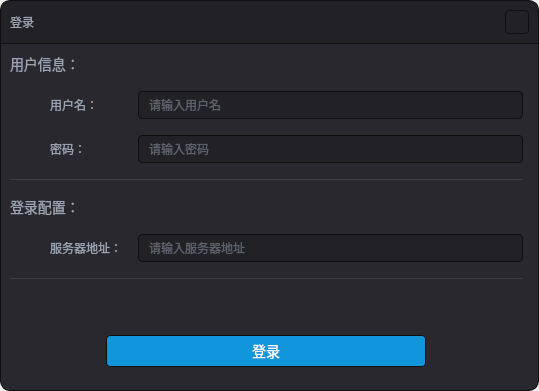
Old version of the form dialogs/logindialog.ui in the repository Type3limit/ScreenRecorder.
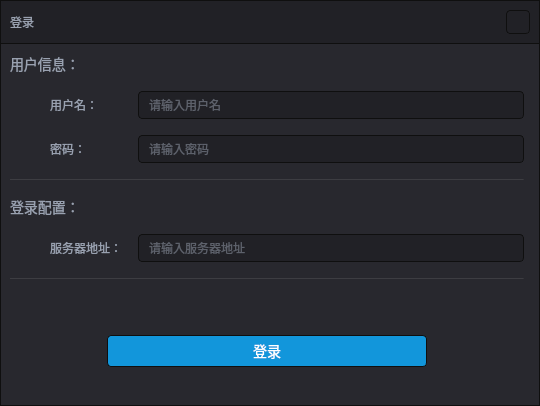
New version of the form. Icons and pictures are not drawn. Custom widgets are drawn as their Qt base class.

Patch:
```diff
--- a/dialogs/logindialog.ui
+++ b/dialogs/logindialog.ui
@@ -6,8 +6,8 @@
    <rect>
     <x>0</x>
     <y>0</y>
-    <width>539</width>
-    <height>391</height>
+    <width>540</width>
+    <height>406</height>
    </rect>
   </property>
   <property name="windowTitle">
@@ -21,8 +21,8 @@
 border-left : 1px solid #0F0F0F;
 border-right : 1px solid #0F0F0F;
 border-bottom : 1px solid #0F0F0F;
-border-bottom-left-radius:10px;
-border-bottom-right-radius:10px;
+border-bottom-left-radius:0px;
+border-bottom-right-radius:0px;
 }
 
 QFrame#titleFrame
@@ -32,8 +32,8 @@
 border-right : 1px solid #0F0F0F;
 border-bottom : 1px solid #0F0F0F;
 background-color:#212126;
-border-top-left-radius:10px;
-border-top-right-radius:10px;
+border-top-left-radius:0px;
+border-top-right-radius:0px;
 }
 
 QPushButton
@@ -344,7 +344,13 @@
          </widget>
         </item>
         <item>
-         <widget class="QLineEdit" name="userNameEditor">
+         <widget class="DLineEdit" name="userNameEditor">
+          <property name="inputMask">
+           <string/>
+          </property>
+          <property name="text">
+           <string/>
+          </property>
           <property name="placeholderText">
            <string>请输入用户名</string>
           </property>
@@ -390,7 +396,10 @@
          </widget>
         </item>
         <item>
-         <widget class="QLineEdit" name="passwordEditor">
+         <widget class="DLineEdit" name="passwordEditor">
+          <property name="inputMask">
+           <string/>
+          </property>
           <property name="echoMode">
            <enum>QLineEdit::Password</enum>
           </property>
@@ -569,6 +578,11 @@
   </layout>
  </widget>
  <customwidgets>
+  <customwidget>
+   <class>DLineEdit</class>
+   <extends>QLineEdit</extends>
+   <header>dlineedit.h</header>
+  </customwidget>
   <customwidget>
    <class>DragMoveDialog</class>
    <extends>QWidget</extends>
```
Left out of the diff: 2 changed lines with no effect on the pictures.
